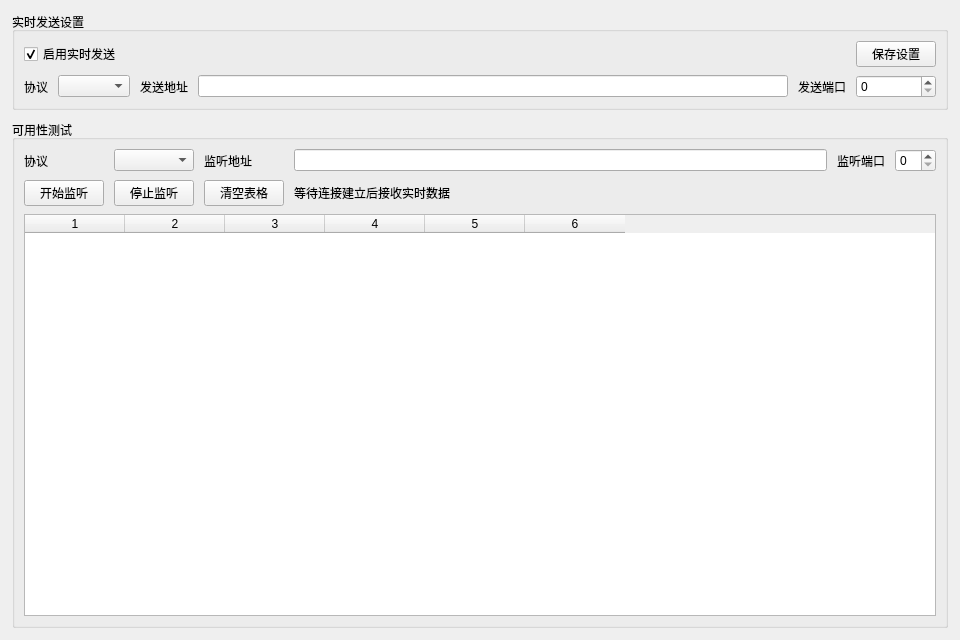
Above: FaultDiagnostic/TaskTransport/tasklogtransportwidget.ui from whaip/ATS before the change. Below: the same form after it.
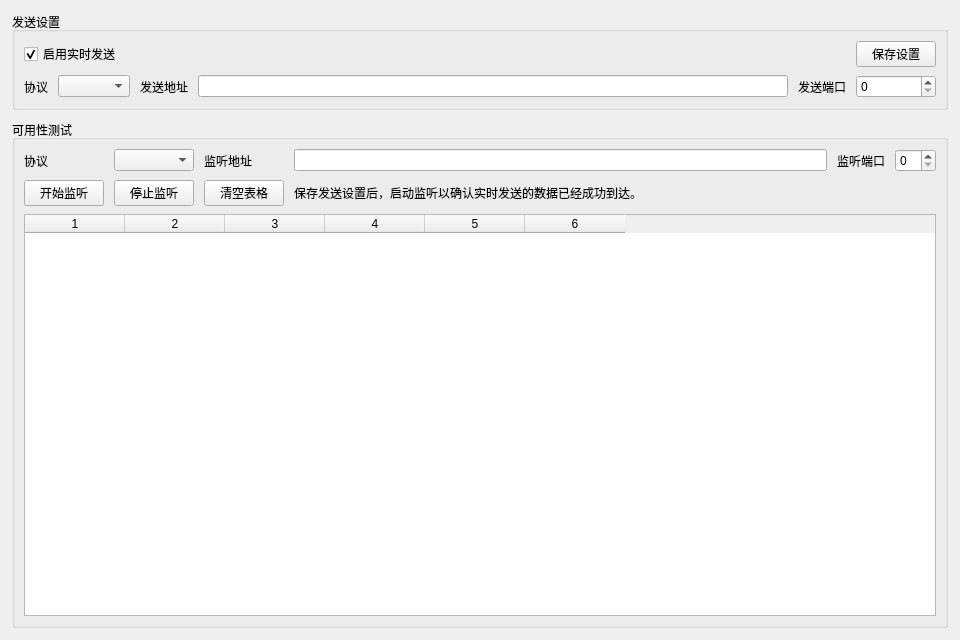
That is the form after the change.

Patch:
```diff
--- a/FaultDiagnostic/TaskTransport/tasklogtransportwidget.ui
+++ b/FaultDiagnostic/TaskTransport/tasklogtransportwidget.ui
@@ -32,7 +32,7 @@
    <item>
     <widget class="QGroupBox" name="sendGroupBox">
      <property name="title">
-      <string>实时发送设置</string>
+      <string>发送设置</string>
      </property>
      <layout class="QGridLayout" name="sendGridLayout">
       <property name="horizontalSpacing">
@@ -162,7 +162,7 @@
         <item row="1" column="3" colspan="3">
          <widget class="QLabel" name="testStatusLabel">
           <property name="text">
-           <string>等待连接建立后接收实时数据</string>
+           <string>保存发送设置后，启动监听以确认实时发送的数据已经成功到达。</string>
           </property>
          </widget>
         </item>
```
